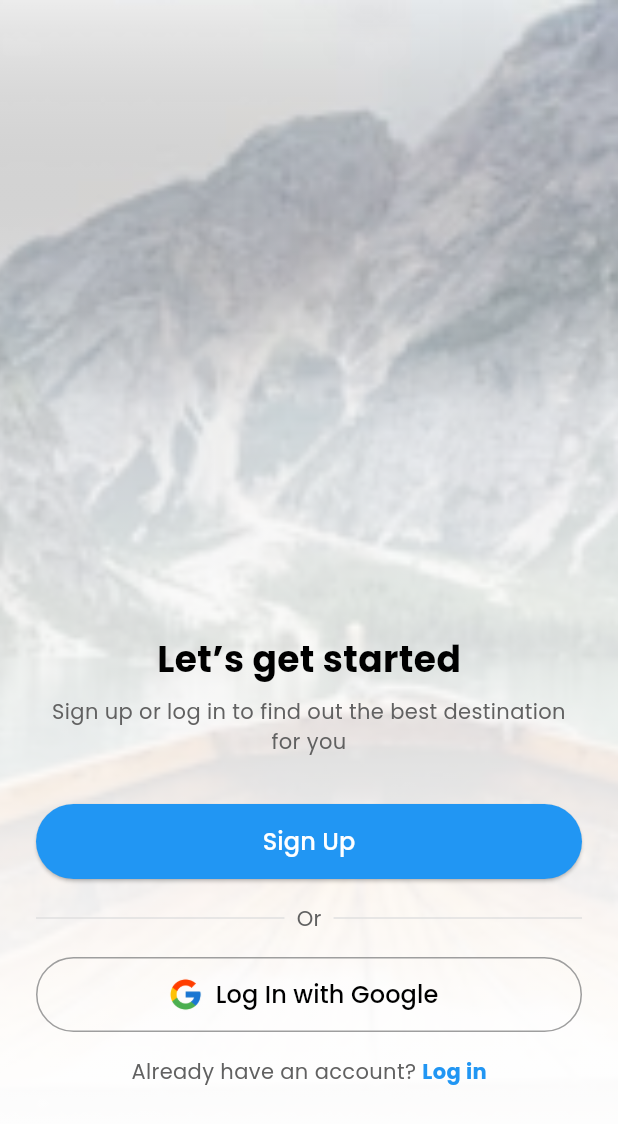
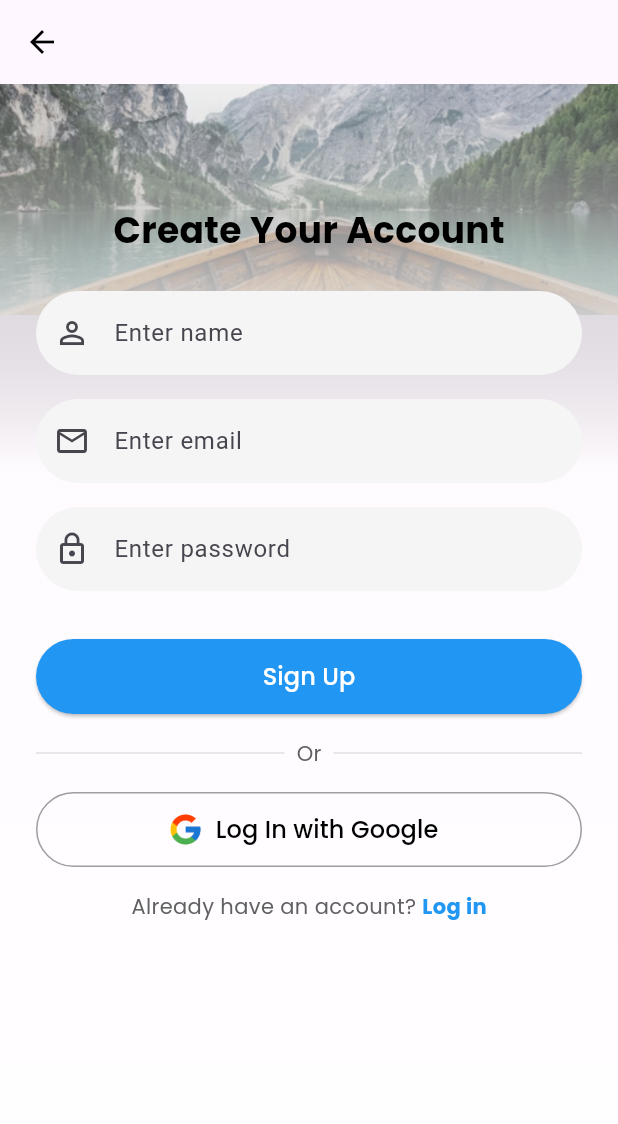
Before and after one commit to tushars-code/gvagoo1, a Flutter app: the WelcomeScreen screen opened by its route, after a tap on "Sign Up", on a phone screen of 412 x 824 dp. Shown: the top 1124 px of the screen. Run offline on Flutter 3.47's test engine with Material 3 defaults, Android fonts, the phone set to English and light mode, and no system bars; our stand-ins replace firebase_auth, firebase_core, google_fonts, google_sign_in, shared_preferences, smooth_page_indicator; accounts and stored records are empty.

Commit message:
added sign-up

```diff
--- a/lib/get_started.dart
+++ b/lib/get_started.dart
@@ -11,22 +11,25 @@ class WelcomeScreen extends StatelessWidget {
         children: [
           // ✅ Background Image
           Container(
+            margin: EdgeInsets.only(bottom: 614),
+
             decoration: const BoxDecoration(
               image: DecorationImage(
                 image: AssetImage('assets/bg_image.png'), // Updated background image
-                fit: BoxFit.cover,
+
               ),
             ),
           ),
 
           // ✅ Gradient Overlay
           Container(
+
             decoration: BoxDecoration(
               gradient: LinearGradient(
                 colors: [
                   Colors.white.withOpacity(0.9),
                   Colors.white.withOpacity(0.7),
-                  Colors.white.withOpacity(0.5),
+
                   Colors.transparent,
                 ],
                 begin: Alignment.bottomCenter,
--- a/lib/home.dart
+++ b/lib/home.dart
@@ -12,11 +12,10 @@ class Home extends StatefulWidget {
 class _HomeState extends State<Home> {
   final user = FirebaseAuth.instance.currentUser;
 
-  // ✅ Original Sign Out Logic (Reverted to pushReplacementNamed)
+  // ✅ Sign Out Logic
   Future<void> signOut() async {
     await FirebaseAuth.instance.signOut();
     if (mounted) {
-      // Navigate strictly back to login screen
       Navigator.of(context).pushReplacementNamed('/login');
     }
   }
@@ -24,7 +23,6 @@ class _HomeState extends State<Home> {
   @override
   Widget build(BuildContext context) {
     return Scaffold(
-      // ✅ Modern AppBar Design
       appBar: AppBar(
         backgroundColor: Colors.deepPurple,
         title: Text(
@@ -40,7 +38,7 @@ class _HomeState extends State<Home> {
         ],
       ),
 
-      // ✅ Main Content Section
+      // ✅ Main Content
       body: Container(
         width: double.infinity,
         decoration: BoxDecoration(
@@ -63,10 +61,10 @@ class _HomeState extends State<Home> {
               child: Column(
                 mainAxisSize: MainAxisSize.min,
                 children: [
-                  // ✅ Welcome Message
+                  // ✅ Welcome Message (Show Name or Email)
                   Text(
                     user != null
-                        ? 'Welcome, ${user!.email}' // Display user email
+                        ? 'Welcome, ${user!.displayName ?? user!.email}'  // ✅ Show Name if Available
                         : 'No user signed in!',
                     textAlign: TextAlign.center,
                     style: GoogleFonts.poppins(
@@ -77,7 +75,6 @@ class _HomeState extends State<Home> {
                   ),
                   const SizedBox(height: 16),
 
-                  // ✅ Subtitle
                   Text(
                     "You're successfully logged in!",
                     style: GoogleFonts.poppins(fontSize: 14, color: Colors.grey),
--- a/lib/login.dart
+++ b/lib/login.dart
@@ -76,6 +76,8 @@ class _LoginState extends State<Login> {
               controller: email,
               hintText: "Enter email",
               icon: Icons.email_outlined,
+
+
             ),
             const SizedBox(height: 20),
             _buildInputField(
@@ -83,6 +85,7 @@ class _LoginState extends State<Login> {
               hintText: "Enter password",
               icon: Icons.lock_outline,
               obscureText: true,
+
             ),
             const SizedBox(height: 30),
             SizedBox(
--- a/lib/main.dart
+++ b/lib/main.dart
@@ -1,6 +1,7 @@
 import 'package:firebase_core/firebase_core.dart';
 import 'package:flutter/material.dart';
 import 'package:gvagoo1/home.dart';
+import 'package:gvagoo1/signup.dart';
 import 'package:gvagoo1/splash_screen.dart';
 import 'package:gvagoo1/Onboarding/onboarding_view.dart';
 import 'package:shared_preferences/shared_preferences.dart';
@@ -30,7 +31,7 @@ class MyApp extends StatelessWidget {
       routes: {
         '/login': (context) => const Login(), // ✅ Correct
         '/home': (context) => const Home(),   // ✅ Correct
-
+        '/signup': (context) => const SignUpScreen(),
         '/onboarding': (context) => const OnboardingView(),
         '/welcome': (context) => const WelcomeScreen(),
       },
--- /dev/null
+++ b/lib/signup.dart
@@ -0,0 +1,275 @@
+import 'package:flutter/material.dart';
+import 'package:firebase_auth/firebase_auth.dart';
+import 'package:google_sign_in/google_sign_in.dart';
+import 'package:google_fonts/google_fonts.dart';
+
+class SignUpScreen extends StatefulWidget {
+  const SignUpScreen({super.key});
+
+  @override
+  State<SignUpScreen> createState() => _SignUpScreenState();
+}
+
+class _SignUpScreenState extends State<SignUpScreen> {
+  final _auth = FirebaseAuth.instance;
+  final _formKey = GlobalKey<FormState>();
+
+  String? _name;
+  String? _email;
+  String? _password;
+
+  // ✅ Sign Up with Email and Password
+  Future<void> _signUp() async {
+    if (!_formKey.currentState!.validate()) return; // Prevent invalid form submission
+    _formKey.currentState!.save(); // Save form values
+
+    try {
+      await _auth.createUserWithEmailAndPassword(
+        email: _email!,
+        password: _password!,
+      );
+      ScaffoldMessenger.of(context).showSnackBar(
+        const SnackBar(content: Text('Account created successfully!')),
+      );
+      Navigator.pushReplacementNamed(context, '/home'); // ✅ Use pushReplacement
+    } catch (e) {
+      ScaffoldMessenger.of(context).showSnackBar(
+        SnackBar(content: Text(e.toString())),
+      );
+    }
+  }
+
+  // ✅ Google Sign-In
+  Future<void> _signInWithGoogle() async {
+    try {
+      final GoogleSignInAccount? googleUser = await GoogleSignIn().signIn();
+      if (googleUser == null) return; // ✅ Handle user canceling sign-in
+
+      final GoogleSignInAuthentication googleAuth = await googleUser.authentication;
+      final AuthCredential credential = GoogleAuthProvider.credential(
+        accessToken: googleAuth.accessToken,
+        idToken: googleAuth.idToken,
+      );
+
+      await _auth.signInWithCredential(credential);
+      Navigator.pushReplacementNamed(context, '/home'); // ✅ Use pushReplacement
+    } catch (e) {
+      ScaffoldMessenger.of(context).showSnackBar(
+        SnackBar(content: Text(e.toString())),
+      );
+    }
+  }
+
+  @override
+  Widget build(BuildContext context) {
+    return Scaffold(
+      appBar: AppBar(
+        leading: IconButton(
+          icon: Icon(Icons.arrow_back, color: Colors.black),
+          onPressed: () => Navigator.of(context).pop(),
+        ),
+        elevation: 0,
+        backgroundColor: Colors.transparent,
+      ),
+      body: Stack(
+
+        children: [
+          // ✅ Background Image
+          Container(
+            margin: EdgeInsets.only(bottom: 614),
+            decoration: const BoxDecoration(
+              image: DecorationImage(
+                image: AssetImage('assets/bg_image.png'),
+                fit: BoxFit.cover,
+              ),
+            ),
+          ),
+
+          // ✅ Gradient Overlay
+          Container(
+            decoration: BoxDecoration(
+              gradient: LinearGradient(
+                colors: [
+                  Colors.white.withOpacity(0.9),
+                  Colors.white.withOpacity(0.7),
+                  Colors.white.withOpacity(0.5),
+                  Colors.transparent,
+                ],
+                begin: Alignment.bottomCenter,
+                end: Alignment.topCenter,
+              ),
+            ),
+          ),
+
+
+          // ✅ Form Content
+          SingleChildScrollView(
+            child: Padding(
+              padding: const EdgeInsets.symmetric(horizontal: 24, vertical: 80),
+              child: Column(
+                mainAxisAlignment: MainAxisAlignment.center,
+                children: [
+                  Text(
+                    "Create Your Account",
+                    style: GoogleFonts.poppins(
+                      fontSize: 24,
+                      fontWeight: FontWeight.bold,
+                      color: Colors.black,
+                    ),
+                  ),
+                  const SizedBox(height: 24),
+
+                  Form(
+                    key: _formKey,
+                    child: Column(
+                      children: [
+                        // ✅ Name Field
+                        TextFormField(
+                          decoration: InputDecoration(
+                            prefixIcon: const Icon(Icons.person_outline),
+                            hintText: 'Enter name',
+                            filled: true,
+                            fillColor: Colors.grey[100],
+                            border: OutlineInputBorder(
+                              borderRadius: BorderRadius.circular(30),
+                              borderSide: BorderSide.none,
+                            ),
+                          ),
+                          validator: (value) =>
+                          (value == null || value.isEmpty) ? 'Please enter your name' : null,
+                          onSaved: (value) => _name = value,
+                        ),
+                        const SizedBox(height: 16),
+
+                        // ✅ Email Field
+                        TextFormField(
+                          decoration: InputDecoration(
+                            prefixIcon: const Icon(Icons.email_outlined),
+                            hintText: 'Enter email',
+                            filled: true,
+                            fillColor: Colors.grey[100],
+                            border: OutlineInputBorder(
+                              borderRadius: BorderRadius.circular(30),
+                              borderSide: BorderSide.none,
+                            ),
+                          ),
+                          validator: (value) =>
+                          (value == null || !value.contains('@')) ? 'Enter a valid email' : null,
+                          onSaved: (value) => _email = value,
+                        ),
+                        const SizedBox(height: 16),
+
+                        // ✅ Password Field
+                        TextFormField(
+                          obscureText: true,
+                          decoration: InputDecoration(
+                            prefixIcon: const Icon(Icons.lock_outline),
+                            hintText: 'Enter password',
+                            filled: true,
+                            fillColor: Colors.grey[100],
+                            border: OutlineInputBorder(
+                              borderRadius: BorderRadius.circular(30),
+                              borderSide: BorderSide.none,
+                            ),
+                          ),
+                          validator: (value) =>
+                          (value == null || value.length < 6) ? 'Password must be 6+ chars' : null,
+                          onSaved: (value) => _password = value,
+                        ),
+                      ],
+                    ),
+                  ),
+                  const SizedBox(height: 32),
+
+                  // ✅ Sign Up Button
+                  SizedBox(
+                    width: double.infinity,
+                    height: 50,
+                    child: ElevatedButton(
+                      onPressed: _signUp,
+                      style: ElevatedButton.styleFrom(
+                        backgroundColor: Colors.blue,
+                        shape: RoundedRectangleBorder(
+                          borderRadius: BorderRadius.circular(30),
+                        ),
+                      ),
+                      child: Text(
+                        "Sign Up",
+                        style: GoogleFonts.poppins(
+                          fontSize: 16,
+                          color: Colors.white,
+                        ),
+                      ),
+                    ),
+                  ),
+                  const SizedBox(height: 16),
+
+                  // ✅ OR Divider
+                  Row(
+                    children: [
+                      Expanded(
+                        child: Divider(thickness: 1, color: Colors.grey[300]),
+                      ),
+                      const SizedBox(width: 8),
+                      Text(
+                        "Or",
+                        style: GoogleFonts.poppins(fontSize: 14, color: Colors.grey[700]),
+                      ),
+                      const SizedBox(width: 8),
+                      Expanded(
+                        child: Divider(thickness: 1, color: Colors.grey[300]),
+                      ),
+                    ],
+                  ),
+                  const SizedBox(height: 16),
+
+                  // ✅ Google Sign-In Button
+                  SizedBox(
+                    width: double.infinity,
+                    height: 50,
+                    child: OutlinedButton.icon(
+                      onPressed: _signInWithGoogle,
+                      icon: Image.asset('assets/google-logo.png', height: 24),
+                      label: Text(
+                        "Log In with Google",
+                        style: GoogleFonts.poppins(fontSize: 16, color: Colors.black),
+                      ),
+                      style: OutlinedButton.styleFrom(
+                        side: const BorderSide(color: Colors.grey),
+                        shape: RoundedRectangleBorder(
+                          borderRadius: BorderRadius.circular(30),
+                        ),
+                      ),
+                    ),
+                  ),
+                  const SizedBox(height: 16),
+
+                  // ✅ Already Have an Account? Log in
+                  Row(
+                    mainAxisAlignment: MainAxisAlignment.center,
+                    children: [
+                      Text(
+                        "Already have an account? ",
+                        style: GoogleFonts.poppins(color: Colors.grey[700]),
+                      ),
+                      GestureDetector(
+                        onTap: () => Navigator.pushNamed(context, '/login'),
+                        child: Text(
+                          "Log in",
+                          style: GoogleFonts.poppins(
+                            color: Colors.blue,
+                            fontWeight: FontWeight.bold,
+                          ),
+                        ),
+                      ),
+                    ],
+                  ),
+                ],
+              ),
+            ),
+          ),
+        ],
+      ),
+    );
+  }
+}
--- a/pubspec.yaml
+++ b/pubspec.yaml
@@ -21,6 +21,8 @@ dependencies:
   flutter_launcher_icons: ^0.14.3
   firebase_core: ^3.12.1
   firebase_auth: ^5.5.1
+  get: ^4.7.2
+  google_sign_in: ^6.3.0
 
 
 dev_dependencies:
```
Also changed, not shown: pubspec.lock, 1 other file.
